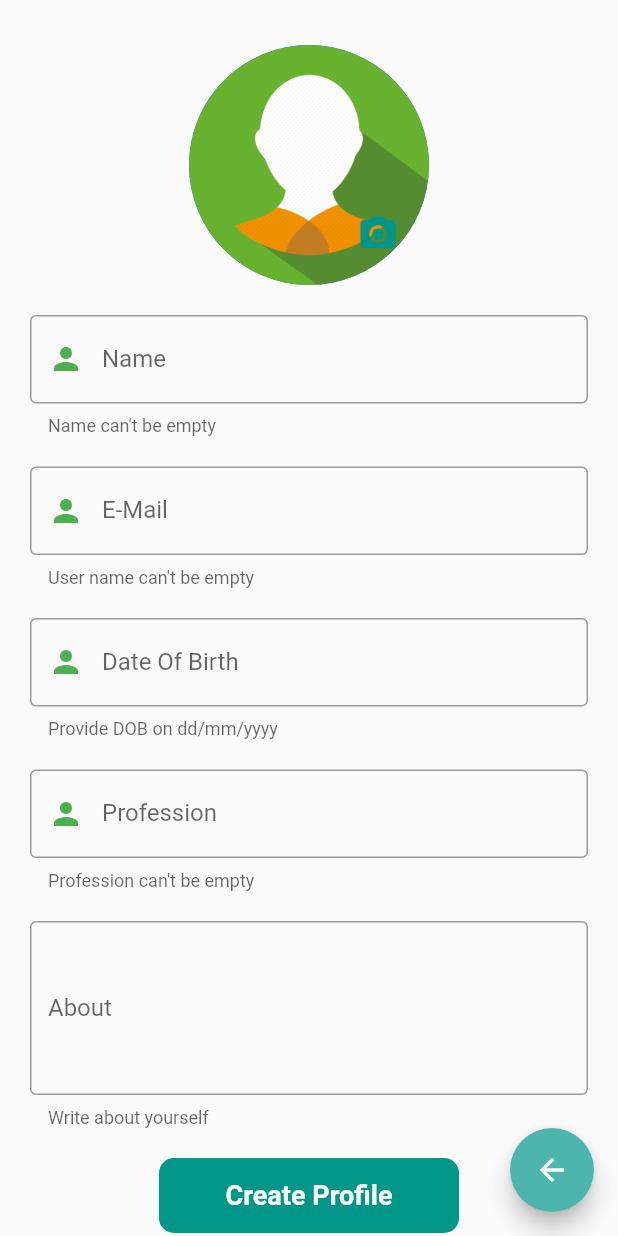
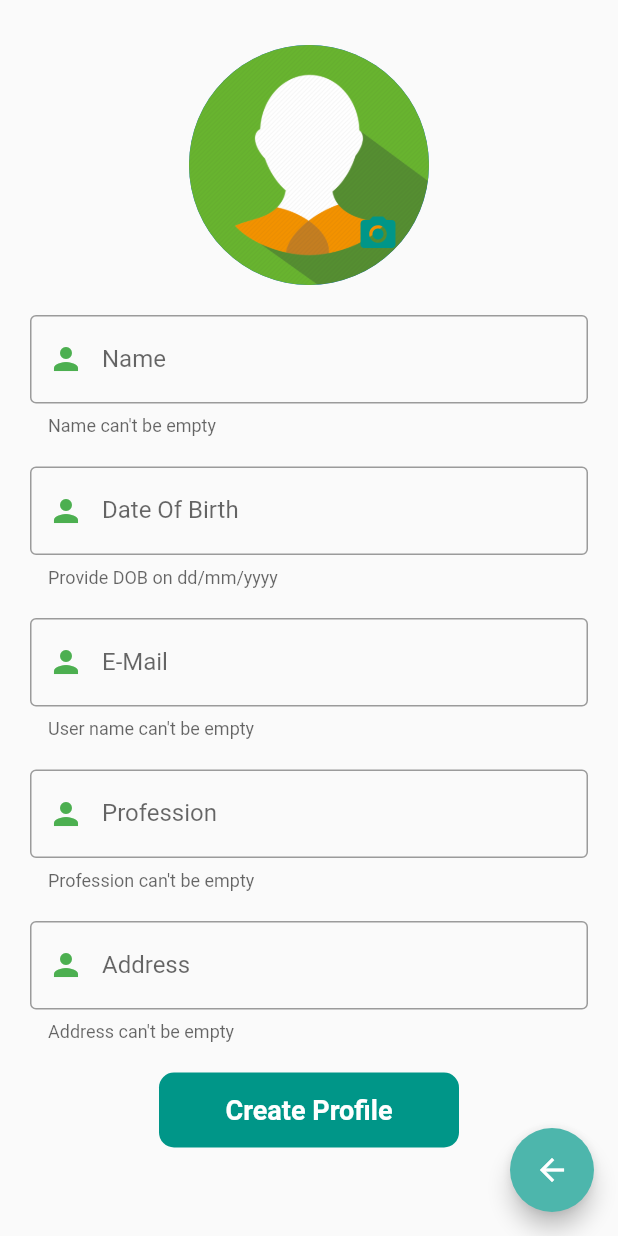
Before and after one commit to sinharohan2000/grocery_app, a Flutter app: the ProfileScreen screen opened directly, on a phone screen of 412 x 824 dp. Run offline on Flutter 3.47's test engine with Material 2 defaults, Android fonts, the phone set to English and light mode, and no system bars; our stand-ins replace animated_text_kit, cloud_firestore, firebase_auth, firebase_core, geolocator, google_maps_flutter and 3 more; accounts and stored records are empty.

```diff
--- a/lib/models/user_setup.dart
+++ b/lib/models/user_setup.dart
@@ -2,8 +2,8 @@ import 'dart:core';
 
 import 'package:groceryapp/export.dart';
 
-Future<void> userSetup(String displayName, String about, String dob,
-    String email, String profession) async {
+Future<void> userSetup(String displayName,String dob,
+    String email, String profession,String address) async {
   CollectionReference users = FirebaseFirestore.instance.collection('Users');
   FirebaseAuth auth = FirebaseAuth.instance;
   String uid = auth.currentUser.uid.toString();
@@ -12,8 +12,8 @@ Future<void> userSetup(String displayName, String about, String dob,
     'uid': uid,
     'email': email,
     'dob': dob,
-    'about': about,
     'profession': profession,
+    'address': address,
   });
   return;
 }
--- a/lib/screens/profile_screen.dart
+++ b/lib/screens/profile_screen.dart
@@ -9,7 +9,7 @@ class ProfileScreen extends StatefulWidget {
 }
 
 class _ProfileScreenState extends State<ProfileScreen> {
-  String name, dob, email, about, profession;
+  String name, dob, email, profession,address;
   PickedFile _imageFile;
   final ImagePicker _picker = ImagePicker();
   final _auth = FirebaseAuth.instance;
@@ -47,11 +47,11 @@ class _ProfileScreenState extends State<ProfileScreen> {
           SizedBox(
             height: 20,
           ),
-          usernameTextField(),
+          dobField(),
           SizedBox(
             height: 20,
           ),
-          dobField(),
+            emailTextField(),
             SizedBox(
               height: 20,
             ),
@@ -59,7 +59,7 @@ class _ProfileScreenState extends State<ProfileScreen> {
           SizedBox(
             height: 20,
           ),
-          aboutTextField(),
+          addressTextField(),
           SizedBox(
             height: 20,
           ),
@@ -68,7 +68,7 @@ class _ProfileScreenState extends State<ProfileScreen> {
               User updateUser = FirebaseAuth.instance.currentUser;
               updateUser.updateProfile(displayName: name);
               updateUser.updateEmail(email);
-              userSetup(name, about, dob, email, profession);
+              userSetup(name, dob, email, profession, address);
               Navigator.pop(context);
             },
             child: Center(
@@ -138,7 +138,10 @@ class _ProfileScreenState extends State<ProfileScreen> {
   Widget bottomSheet() {
     return Container(
       height: 100.0,
-      width: MediaQuery.of(context).size.width,
+      width: MediaQuery
+          .of(context)
+          .size
+          .width,
       margin: EdgeInsets.symmetric(
         horizontal: 20,
         vertical: 20,
@@ -211,7 +214,7 @@ class _ProfileScreenState extends State<ProfileScreen> {
     );
   }
 
-  Widget usernameTextField() {
+  Widget emailTextField() {
     return TextFormField(
       keyboardType: TextInputType.emailAddress,
       decoration: InputDecoration(
@@ -265,6 +268,32 @@ class _ProfileScreenState extends State<ProfileScreen> {
     );
   }
 
+  Widget addressTextField() {
+    return TextFormField(
+      decoration: InputDecoration(
+        border: OutlineInputBorder(
+            borderSide: BorderSide(
+              color: Colors.teal,
+            )),
+        focusedBorder: OutlineInputBorder(
+            borderSide: BorderSide(
+              color: Colors.orange,
+              width: 2,
+            )),
+        prefixIcon: Icon(
+          Icons.person,
+          color: Colors.green,
+        ),
+        labelText: "Address",
+        helperText: "Address can't be empty",
+        hintText: "e.g.4636  Lake Forest Drive,New York",
+      ),
+      onChanged: (value) {
+        address = value;
+      },
+    );
+  }
+
   Widget dobField() {
     return TextFormField(
       decoration: InputDecoration(
@@ -290,50 +319,4 @@ class _ProfileScreenState extends State<ProfileScreen> {
       },
     );
   }
-
-  Widget titleTextField() {
-    return TextFormField(
-      decoration: InputDecoration(
-        border: OutlineInputBorder(
-            borderSide: BorderSide(
-              color: Colors.teal,
-            )),
-        focusedBorder: OutlineInputBorder(
-            borderSide: BorderSide(
-              color: Colors.orange,
-              width: 2,
-            )),
-        prefixIcon: Icon(
-          Icons.person,
-          color: Colors.green,
-        ),
-        labelText: "Title",
-        helperText: "It can't be empty",
-        hintText: "Flutter Developer",
-      ),
-    );
   }
-
-  Widget aboutTextField() {
-    return TextFormField(
-      maxLines: 4,
-      decoration: InputDecoration(
-        border: OutlineInputBorder(
-            borderSide: BorderSide(
-              color: Colors.teal,
-            )),
-        focusedBorder: OutlineInputBorder(
-            borderSide: BorderSide(
-              color: Colors.orange,
-              width: 2,
-            )),
-        labelText: "About",
-        helperText: "Write about yourself",
-        hintText: "I am Flutter App Developer",
-      ),
-      onChanged: (value) {
-        about = value;
-      },
-    );
-  }
-}
```
Also changed, not shown: lib/screens/cart_screen.dart (+6 -4 lines), lib/screens/checkout-screen.dart (+34 -9 lines), pubspec.lock. Lines whose indentation alone changed are shown as unchanged.
